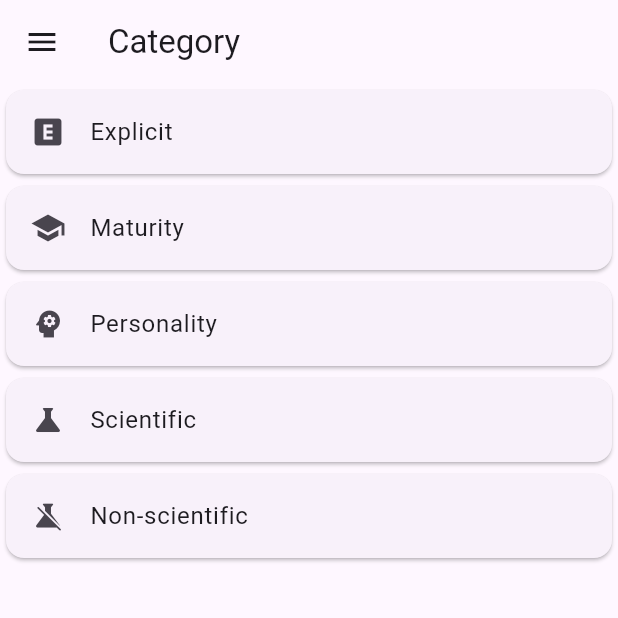
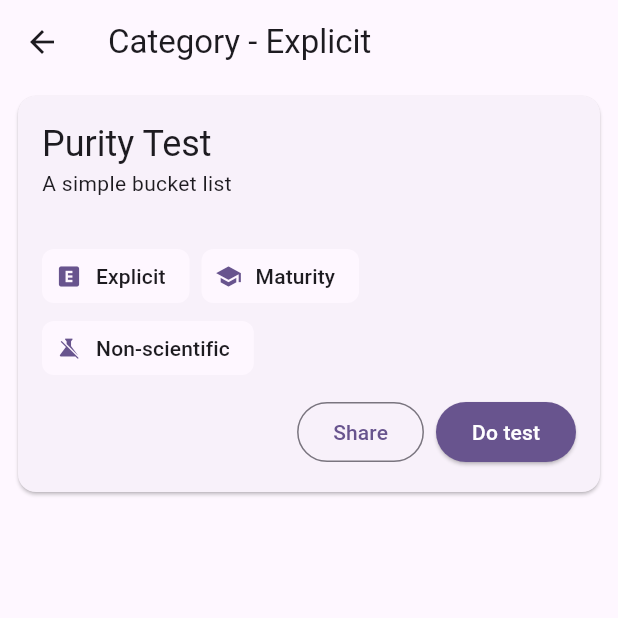
Before and after one commit to 2-5-perceivers/multitests, a Flutter app: the CategoryPage screen opened by its route, after a tap on "Explicit", on a phone screen of 412 x 824 dp, the top half of it. Run offline on Flutter 3.47's test engine with Material 2 defaults, Android fonts, the phone set to English and light mode, and no system bars; drawn by our look-alikes of dynamic_color; our stand-ins replace go_router; missing offline and left inert: share_plus_dialog.

Commit message:
Updated dependencies and fixed category page
As the new version of go_router came out it the fix could be implemented

```diff
--- a/lib/pages/category_page.dart
+++ b/lib/pages/category_page.dart
@@ -1,4 +1,5 @@
 import 'package:flutter/material.dart';
+import 'package:go_router/go_router.dart';
 import 'package:multitests/classes/tests_registry.dart';
 import 'package:multitests/pages/page_404.dart';
 import 'package:multitests/widgets/multitests_drawer.dart';
@@ -25,10 +26,9 @@ class CategoryPage extends StatelessWidget {
               title: Text(TestCategory.values[index].title),
               leading: Icon(TestCategory.values[index].icon),
               onTap: () {
-                // https://github.com/flutter/packages/pull/2339
-                // GoRouter.of(context).push(
-                //   '/category?q=${TestCategory.values[index].title.toLowerCase()}',
-                // );
+                GoRouter.of(context).push(
+                  '/category?q=${TestCategory.values[index].title.toLowerCase()}',
+                );
               },
             ),
           ),
--- a/pubspec.yaml
+++ b/pubspec.yaml
@@ -10,10 +10,10 @@ environment:
 
 dependencies:
   animations: ^2.0.3
-  dynamic_color: ^1.4.0
+  dynamic_color: ^1.5.2
   flutter:
     sdk: flutter
-  go_router: ^4.2.0
+  go_router: ^4.2.7
   provider: ^6.0.3
   share_plus_dialog:
     git: https://github.com/2-5-perceivers/share_plus_dialog.git
```
Also changed, not shown: pubspec.lock, 2 other files.
